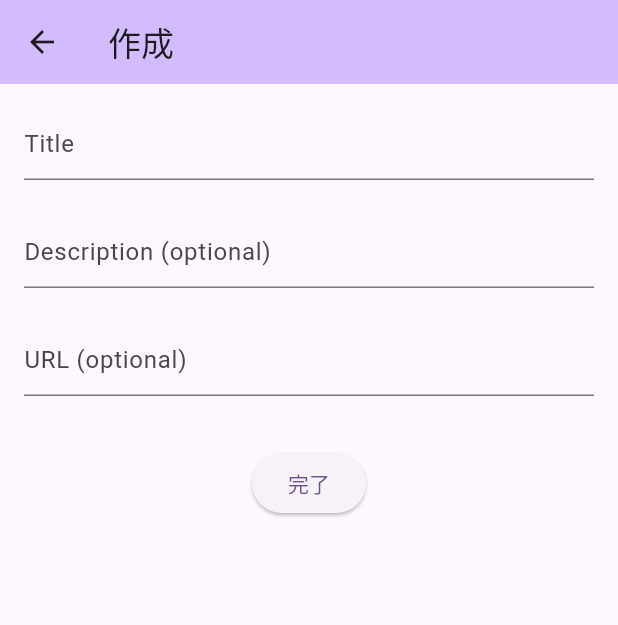
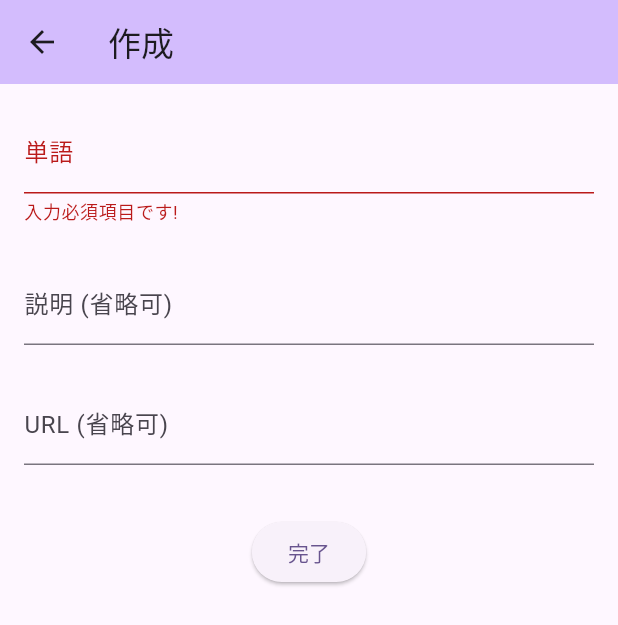
Before and after one commit to ushisantoasobu/FlutterPractice2023, a Flutter app: the WordCreateOrEditPage screen opened directly, after a tap on "完了", on a phone screen of 412 x 824 dp. Shown: the top 625 px of the screen. Run offline on Flutter 3.47's test engine with Material 3 defaults, Android fonts, the phone set to English and light mode, and no system bars; our stand-ins replace flutter_riverpod, riverpod; generated files the repository leaves out were written again.

Commit message:
Formの導入

```diff
--- a/en_words_on_web/lib/page/word_create_or_edit_page.dart
+++ b/en_words_on_web/lib/page/word_create_or_edit_page.dart
@@ -19,6 +19,8 @@ class _WordCreateOrEditPageState extends State<WordCreateOrEditPage> {
   String _urlString = "";
   // bool _canFinish = false;
 
+  final _formKey = GlobalKey<FormState>();
+
   @override
   void initState() {
     super.initState();
@@ -38,7 +40,9 @@ class _WordCreateOrEditPageState extends State<WordCreateOrEditPage> {
         backgroundColor: Theme.of(context).colorScheme.inversePrimary,
         title: Text(widget.originalWord == null ? '作成' : '編集'),
       ),
-      body: Container(
+      body: Form(
+          key: _formKey,
+          child: Container(
               padding: const EdgeInsets.all(16),
               // TODO: Formで囲むと良い？？
               // https://qiita.com/kurun_pan/items/3378875ff034614f381a#form
@@ -47,7 +51,14 @@ class _WordCreateOrEditPageState extends State<WordCreateOrEditPage> {
                 children: [
                   TextFormField(
                     initialValue: _title,
-                decoration: const InputDecoration(hintText: 'Title'),
+                    decoration: const InputDecoration(
+                        labelText: '単語', hintText: '例）Apple'),
+                    validator: (value) {
+                      if (value == null || value.isEmpty) {
+                        return '入力必須項目です!';
+                      }
+                      return null;
+                    },
                     onChanged: (value) {
                       _title = value;
                     },
@@ -55,8 +66,8 @@ class _WordCreateOrEditPageState extends State<WordCreateOrEditPage> {
                   const SizedBox(height: 24),
                   TextFormField(
                     initialValue: _description,
-                decoration:
-                    const InputDecoration(hintText: 'Description (optional)'),
+                    decoration: const InputDecoration(
+                        labelText: '説明 (省略可)', hintText: '例）リンゴ'),
                     onChanged: (value) {
                       _description = value;
                     },
@@ -64,7 +75,7 @@ class _WordCreateOrEditPageState extends State<WordCreateOrEditPage> {
                   const SizedBox(height: 24),
                   TextFormField(
                     initialValue: _urlString,
-                decoration: const InputDecoration(hintText: 'URL (optional)'),
+                    decoration: const InputDecoration(labelText: 'URL (省略可)'),
                     onChanged: (value) {
                       _urlString = value;
                     },
@@ -76,7 +87,10 @@ class _WordCreateOrEditPageState extends State<WordCreateOrEditPage> {
                       return ElevatedButton(
                         child: const Text('完了'),
                         onPressed: () {
-                      if (_title.isEmpty) {
+                          if (_formKey.currentState != null &&
+                              _formKey.currentState!.validate()) {
+                            // validate成功
+                          } else {
                             return;
                           }
 
@@ -95,7 +109,9 @@ class _WordCreateOrEditPageState extends State<WordCreateOrEditPage> {
                           } else {
                             final word = Word(originalWord.id, _title,
                                 finalDescription, finalUrlString);
-                        ref.read(wordListProvider.notifier).edit(word: word);
+                            ref
+                                .read(wordListProvider.notifier)
+                                .edit(word: word);
                           }
                           Navigator.of(context).pop();
                         },
@@ -103,7 +119,7 @@ class _WordCreateOrEditPageState extends State<WordCreateOrEditPage> {
                     }),
                   ),
                 ],
-          )),
+              ))),
     );
   }
 }
```
Lines whose indentation alone changed are shown as unchanged.
